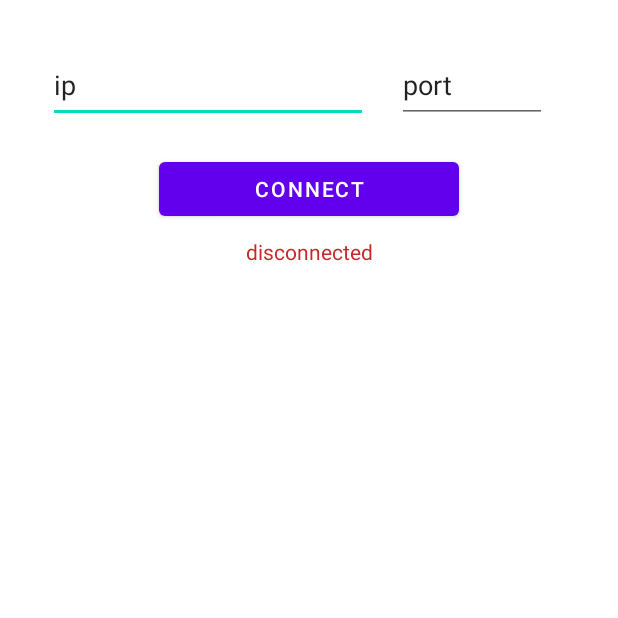
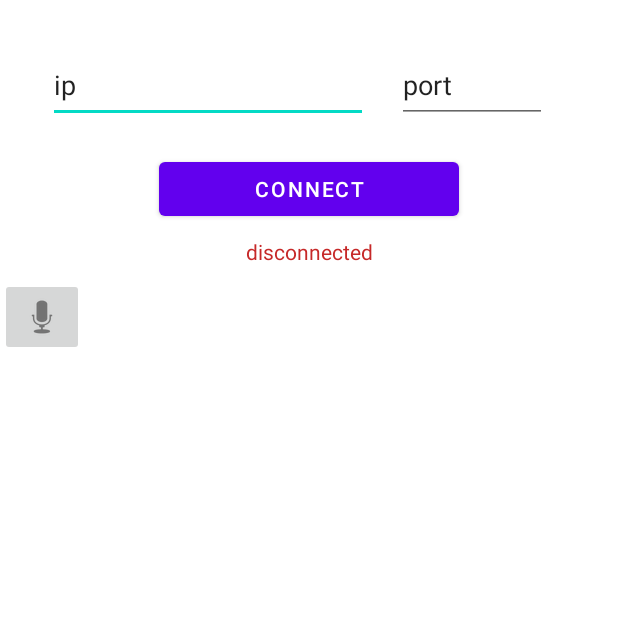
Before and after one commit to Stefifox/WifiKeyboard-Android, an Android app: the screen it shows after launch (MainActivity), on a phone screen of 412 x 824 dp, the top half of it. Run offline under Robolectric (Android 15) with nearby library versions, the light colour scheme and no system bars; our stand-ins replace Volley.

Commit message:
Added mic muted

```diff
--- a/app/src/main/res/layout/activity_main.xml
+++ b/app/src/main/res/layout/activity_main.xml
@@ -55,7 +55,14 @@
 
         <TableRow
             android:layout_width="match_parent"
-            android:layout_height="match_parent" />
+            android:layout_height="match_parent" >
+
+            <ImageButton
+                android:id="@+id/micbutton"
+                android:layout_width="wrap_content"
+                android:layout_height="wrap_content"
+                app:srcCompat="@android:drawable/ic_btn_speak_now" />
+        </TableRow>
 
         <TableRow
             android:layout_width="match_parent"
```
Also changed, not shown: app/src/main/java/dev/stefifox/discordkeyboard/MainActivity.java (+36 -2 lines).
